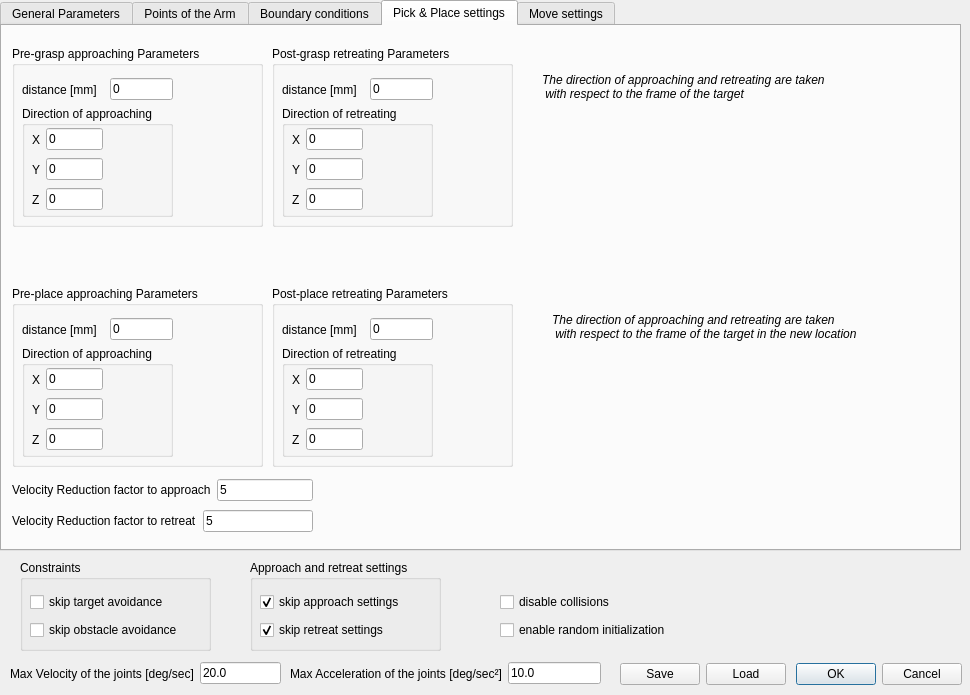
Old version of the form ui/toldialoghump.ui in the repository JoaoQPereira/motion_manager.
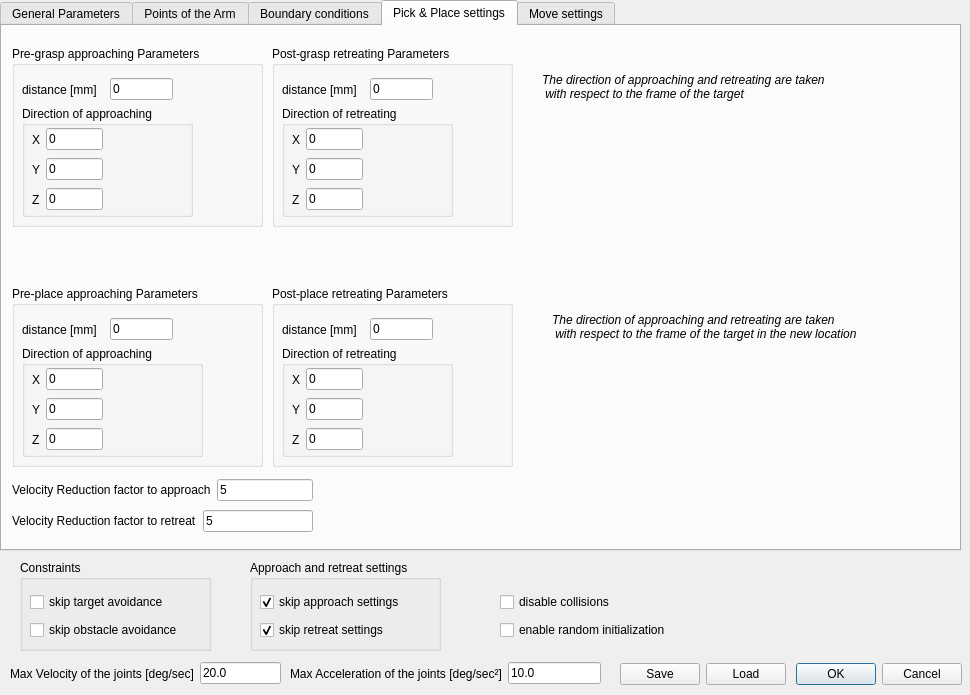
New version of the form. The open tabs and pages were chosen to show the change.

Patch:
```diff
--- a/ui/toldialoghump.ui
+++ b/ui/toldialoghump.ui
@@ -2144,7 +2144,7 @@
        <rect>
         <x>10</x>
         <y>60</y>
-        <width>151</width>
+        <width>171</width>
         <height>111</height>
        </rect>
       </property>
@@ -2274,7 +2274,7 @@
        <rect>
         <x>10</x>
         <y>60</y>
-        <width>151</width>
+        <width>171</width>
         <height>111</height>
        </rect>
       </property>
@@ -2424,7 +2424,7 @@
        <rect>
         <x>10</x>
         <y>60</y>
-        <width>151</width>
+        <width>181</width>
         <height>111</height>
        </rect>
       </property>
@@ -2574,7 +2574,7 @@
        <rect>
         <x>10</x>
         <y>60</y>
-        <width>151</width>
+        <width>171</width>
         <height>111</height>
        </rect>
       </property>
```
Left out of the diff: 2 changed lines with no effect on the pictures.
